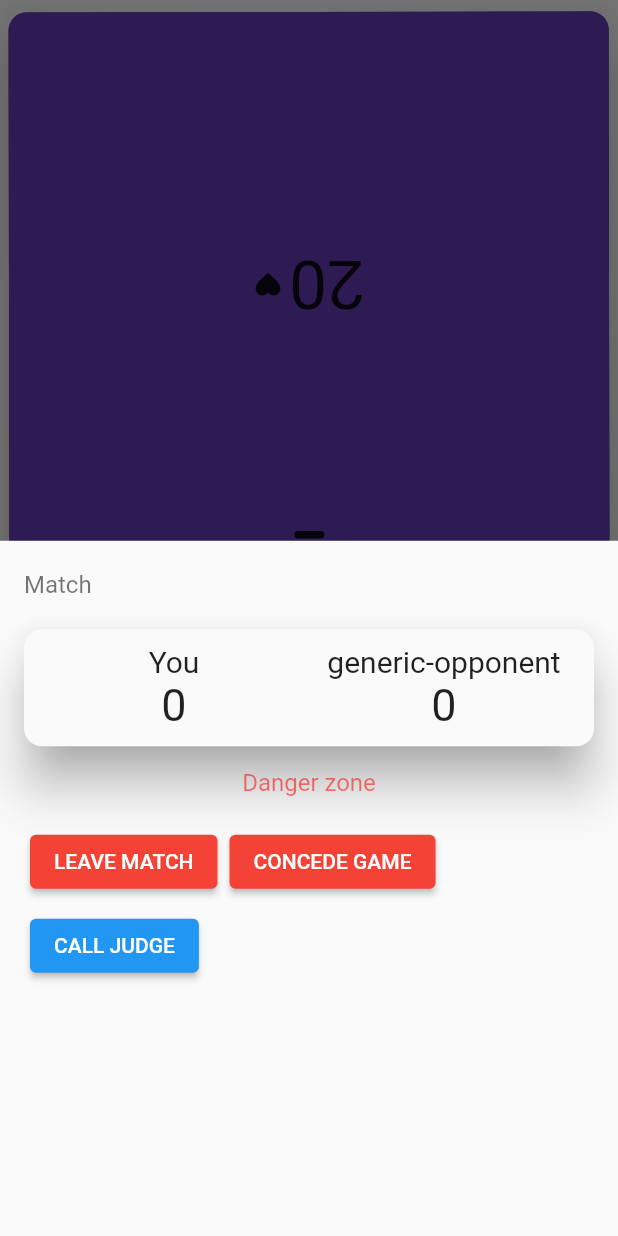
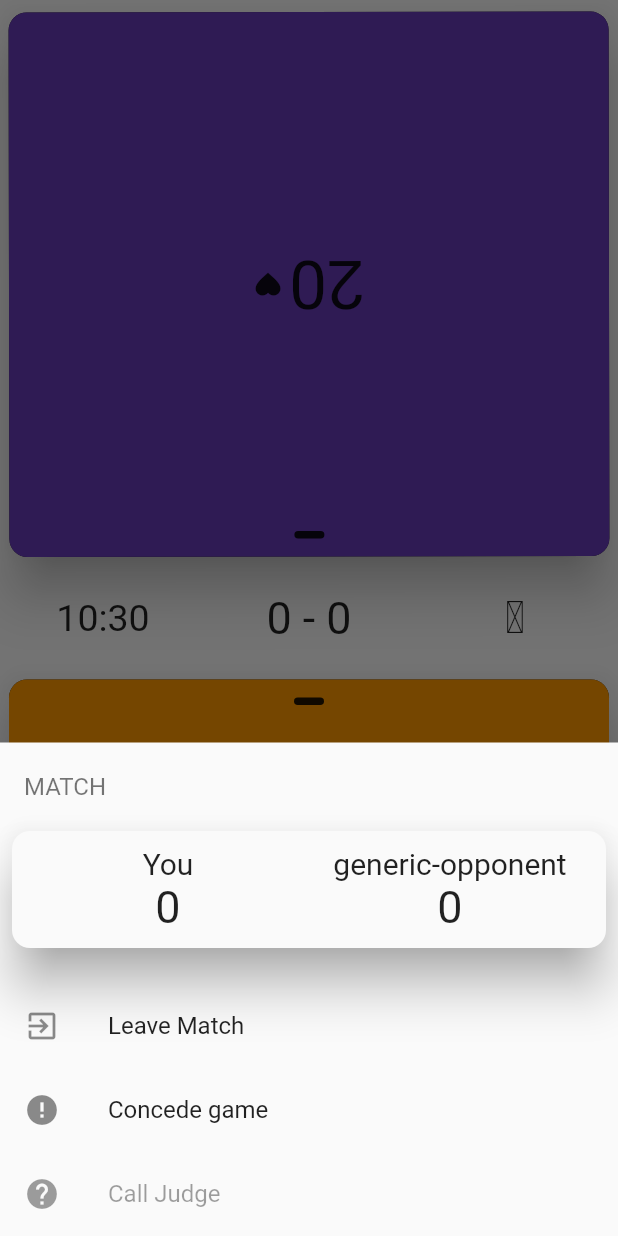
Before and after one commit to rickie95/congrega, a Flutter app: the LifeCounterPage screen opened directly, after a tap on an icon or button, on a phone screen of 412 x 824 dp. Run offline on Flutter 3.47's test engine with Material 2 defaults, Android fonts, the phone set to English and light mode, and no system bars; our stand-ins replace avatar_glow, bloc, equatable, flutter_bloc, flutter_secure_storage, formz and 4 more; missing offline and left inert: duration_picker; accounts and stored records are empty; generated files the repository leaves out were written again.

Commit message:
Updates matchModalBottomSheet UI

```diff
--- a/lib/features/lifecounter/presentation/widgets/matchScoreWidget/MatchScoreModalBottomSheet.dart
+++ b/lib/features/lifecounter/presentation/widgets/matchScoreWidget/MatchScoreModalBottomSheet.dart
@@ -1,4 +1,5 @@
 import 'package:congrega/features/dashboard/presentation/HomePage.dart';
+import 'package:congrega/features/lifecounter/model/Match.dart';
 import 'package:congrega/features/lifecounter/model/Player.dart';
 import 'package:congrega/features/lifecounter/presentation/bloc/match/MatchBloc.dart';
 import 'package:congrega/features/lifecounter/presentation/bloc/match/MatchEvents.dart';
@@ -11,18 +12,18 @@ import 'package:flutter_gen/gen_l10n/app_localizations.dart';
 class MatchScoreModalBottomSheet extends StatelessWidget {
   @override
   Widget build(BuildContext context) {
-    return Container(
-      padding: EdgeInsets.symmetric(vertical: 0, horizontal: 16),
-      child: Column(
-        crossAxisAlignment: CrossAxisAlignment.start,
+    return ListView(
+      shrinkWrap: true,
+      scrollDirection: Axis.vertical,
         children: [
-
           Container( // TITLE
-              padding: EdgeInsets.symmetric(horizontal: 0, vertical: 20),
-              child: Text("Match", style: TextStyle(fontSize: 16, color: Color.fromRGBO(0, 0, 0, 0.54)))
+              padding: EdgeInsets.symmetric(horizontal: 16, vertical: 20),
+              child: Text("MATCH", style: TextStyle(fontSize: 16, color: Color.fromRGBO(0, 0, 0, 0.54)))
           ),
 
-          Material(
+          Padding(
+            padding: const EdgeInsets.symmetric(horizontal: 8.0),
+            child: Material(
               elevation: 14,
               shadowColor: Colors.grey,
               borderRadius: BorderRadius.circular(12.0),
@@ -43,7 +44,7 @@ class MatchScoreModalBottomSheet extends StatelessWidget {
                                 playerUsername: "You",
                                 playerScore: state.match.userScore,
                                 callback: () => context.read<MatchBloc>()
-                                  .add(MatchPlayerWinsGame(state.user)),
+                                    .add(MatchPlayerWinsGame(state.user)), //FIXME
                               ),
                               PlayerScoreWidget(
                                   playerUsername: state.opponentUsername,
@@ -60,78 +61,42 @@ class MatchScoreModalBottomSheet extends StatelessWidget {
                 ),
               ),
             ),
-
-          Column(
-              children: [
-                Container( // TITLE
-                    padding: EdgeInsets.symmetric(horizontal: 0, vertical: 15),
-                    child: Text("Danger zone", style: TextStyle(fontSize: 16, color: Color.fromRGBO(255, 0, 0, 0.54)))
           ),
-
-                Row(
-                  children: [
-                    Container(
-                      padding: EdgeInsets.all(4),
-                      child: ElevatedButton(
-                        style: elevatedDangerButtonStyle,
-                        child: Text(AppLocalizations.of(context)!.leave_match_button_text.toString().toUpperCase()),
-                        onPressed: () {
-                          showDialog( context: context,
-                              builder: (_) =>
+          Padding(padding: EdgeInsets.symmetric(vertical: 12)),
+          ListTile(
+            title: Text(AppLocalizations.of(context)!.leave_match_button_text),
+            leading: Icon(Icons.exit_to_app),
+            onTap: () => showDialog(context: context, builder: (_) =>
                 BlocProvider.value(
                   value: BlocProvider.of<MatchBloc>(context),
                   child: LeaveMatchDialog(),
                 )
-                          );
-                        },
-
             ),
           ),
-                    Container(
-
-                      padding: EdgeInsets.all(4),
-                      child: ElevatedButton(
-                        style: elevatedDangerButtonStyle,
-                        child: Text(AppLocalizations.of(context)!.leave_game_button_text.toString().toUpperCase()),
-                        onPressed: () { showDialog(
+          ListTile(
+            title: Text(AppLocalizations.of(context)!.leave_game_button_text),
+            leading: Icon(Icons.error),
+            onTap: () => showDialog(context: context, builder: (_) =>
+                BlocProvider.value(
+                  value: BlocProvider.of<MatchBloc>(context),
+                  child: SurrenderGameDialog(),
+                )
+            ),
+          ),
+          ListTile(
+            title: Text(AppLocalizations.of(context)!.call_judge_button_text),
+            leading: Icon(Icons.help),
+            enabled: BlocProvider.of<MatchBloc>(context).state.match.type != MatchType.offline,
+            onTap: () => showDialog(
                 context: context,
                 builder: (_) =>
                     BlocProvider.value(
                       value: BlocProvider.of<MatchBloc>(context),
                       child: SurrenderGameDialog(),
                     )
-                        );
-                        },
             ),
-                    ),
-                  ],
-                ),
-
-                Row(
-                  children: [
-                    Container(
-
-                      padding: EdgeInsets.all(4),
-                      child: ElevatedButton(
-                        //color: Colors.redAccent,
-                        child: Text(AppLocalizations.of(context)!.call_judge_button_text.toString().toUpperCase()),
-                        onPressed: () { showDialog(
-                            context: context,
-                            builder: (_) =>
-                                BlocProvider.value(
-                                  value: BlocProvider.of<MatchBloc>(context),
-                                  child: SurrenderGameDialog(),
-                                )
-                        );
-                        },
-                      ),
-                    ),
-                  ],
           )
         ]
-          )
-        ],
-      ),
     );
   }
 
```
Lines whose indentation alone changed are shown as unchanged.
